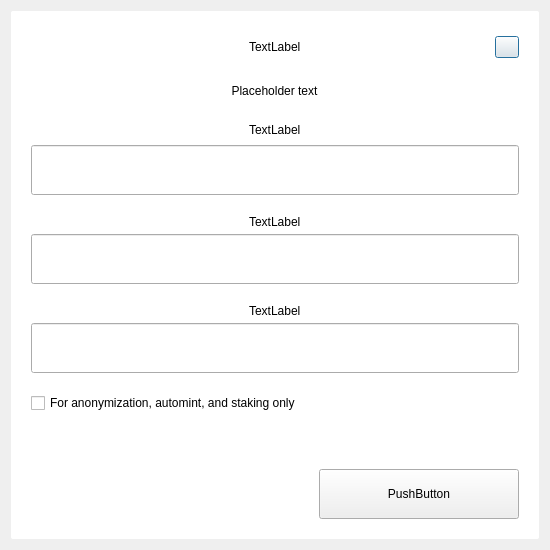
The window that src/qt/forms/askpassphrasedialog.ui (VitaeTeam/Vitae) describes before a commit, drawn with Qt 5.
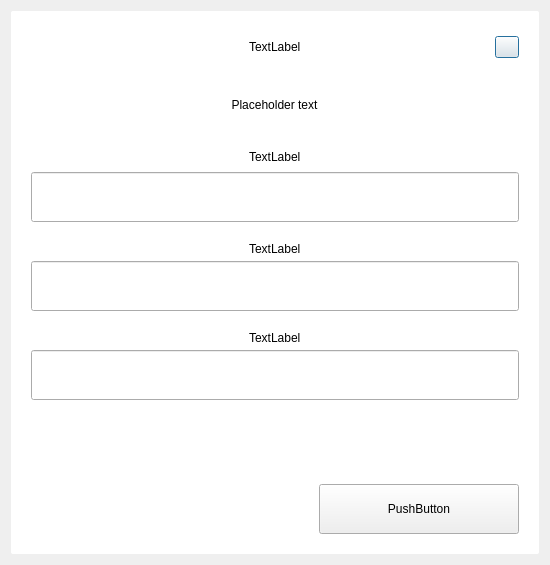
The same window after the commit.

Commit message:
send confirm dialog signal not found fixed, askpassphrasedialog layout improvements.
# Conflicts:
#	src/qt/askpassphrasedialog.cpp

```diff
--- a/src/qt/forms/askpassphrasedialog.ui
+++ b/src/qt/forms/askpassphrasedialog.ui
@@ -7,7 +7,7 @@
     <x>0</x>
     <y>0</y>
     <width>550</width>
-    <height>550</height>
+    <height>565</height>
    </rect>
   </property>
   <property name="sizePolicy">
@@ -91,6 +91,12 @@
       </item>
       <item alignment="Qt::AlignHCenter|Qt::AlignVCenter">
        <widget class="QLabel" name="warningLabel">
+        <property name="sizePolicy">
+         <sizepolicy hsizetype="Expanding" vsizetype="Expanding">
+          <horstretch>0</horstretch>
+          <verstretch>0</verstretch>
+         </sizepolicy>
+        </property>
         <property name="text">
          <string notr="true">Placeholder text</string>
         </property>
@@ -101,7 +107,7 @@
          <set>Qt::AlignCenter</set>
         </property>
         <property name="wordWrap">
-         <bool>true</bool>
+         <bool>false</bool>
         </property>
        </widget>
       </item>
@@ -148,6 +154,9 @@
               <height>50</height>
              </size>
             </property>
+            <property name="echoMode">
+             <enum>QLineEdit::Password</enum>
+            </property>
            </widget>
           </item>
          </layout>
@@ -180,6 +189,9 @@
             <height>50</height>
            </size>
           </property>
+          <property name="echoMode">
+           <enum>QLineEdit::Password</enum>
+          </property>
           <property name="alignment">
            <set>Qt::AlignLeading|Qt::AlignLeft|Qt::AlignVCenter</set>
           </property>
@@ -213,6 +225,9 @@
             <height>50</height>
            </size>
           </property>
+          <property name="echoMode">
+           <enum>QLineEdit::Password</enum>
+          </property>
           <property name="alignment">
            <set>Qt::AlignLeading|Qt::AlignLeft|Qt::AlignVCenter</set>
           </property>
@@ -220,22 +235,6 @@
         </item>
        </layout>
       </item>
-      <item>
-       <widget class="QCheckBox" name="anonymizationCheckBox">
-        <property name="enabled">
-         <bool>true</bool>
-        </property>
-        <property name="visible">
-         <bool>true</bool>
-        </property>
-        <property name="toolTip">
-         <string>Serves to disable the trivial sendmoney when OS account compromised. Provides no real security.</string>
-        </property>
-        <property name="text">
-         <string>For anonymization, automint, and staking only</string>
-        </property>
-       </widget>
-      </item>
       <item alignment="Qt::AlignHCenter">
        <widget class="QLabel" name="capsLabel">
         <property name="font">
```
Left out of the diff: 2 changed lines with no effect on the pictures. The commit also changes 5 other files.
